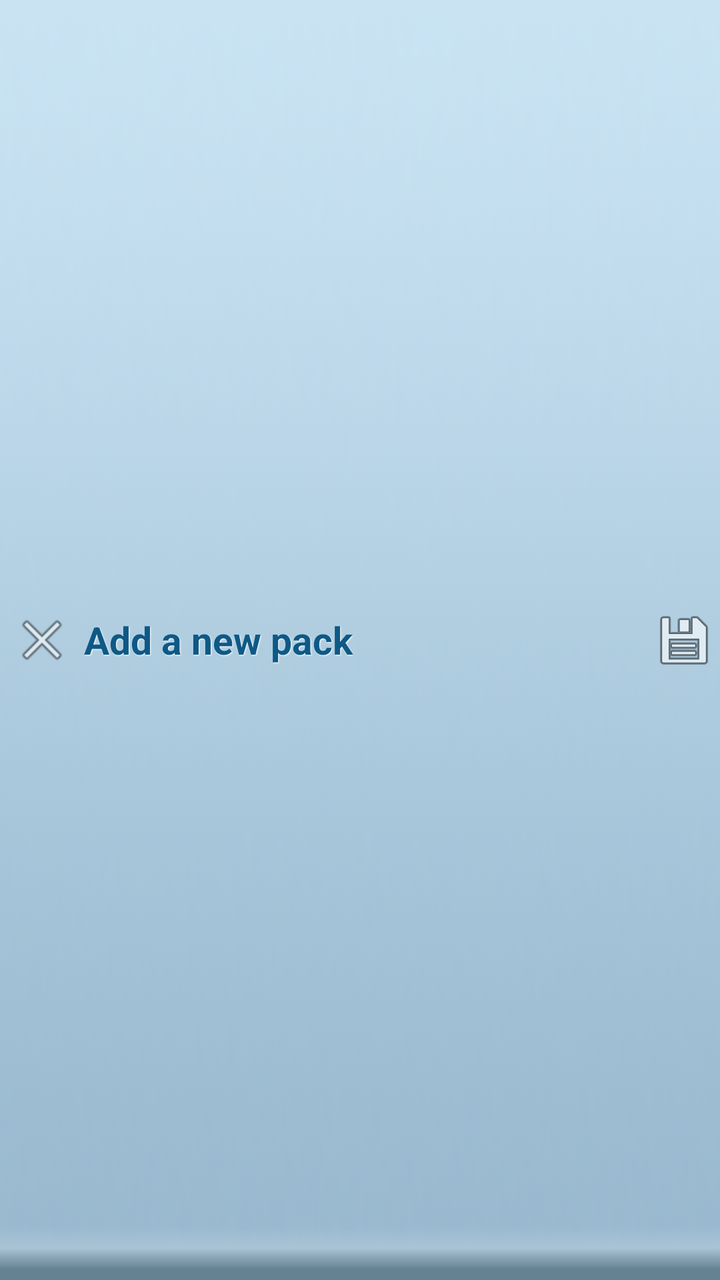
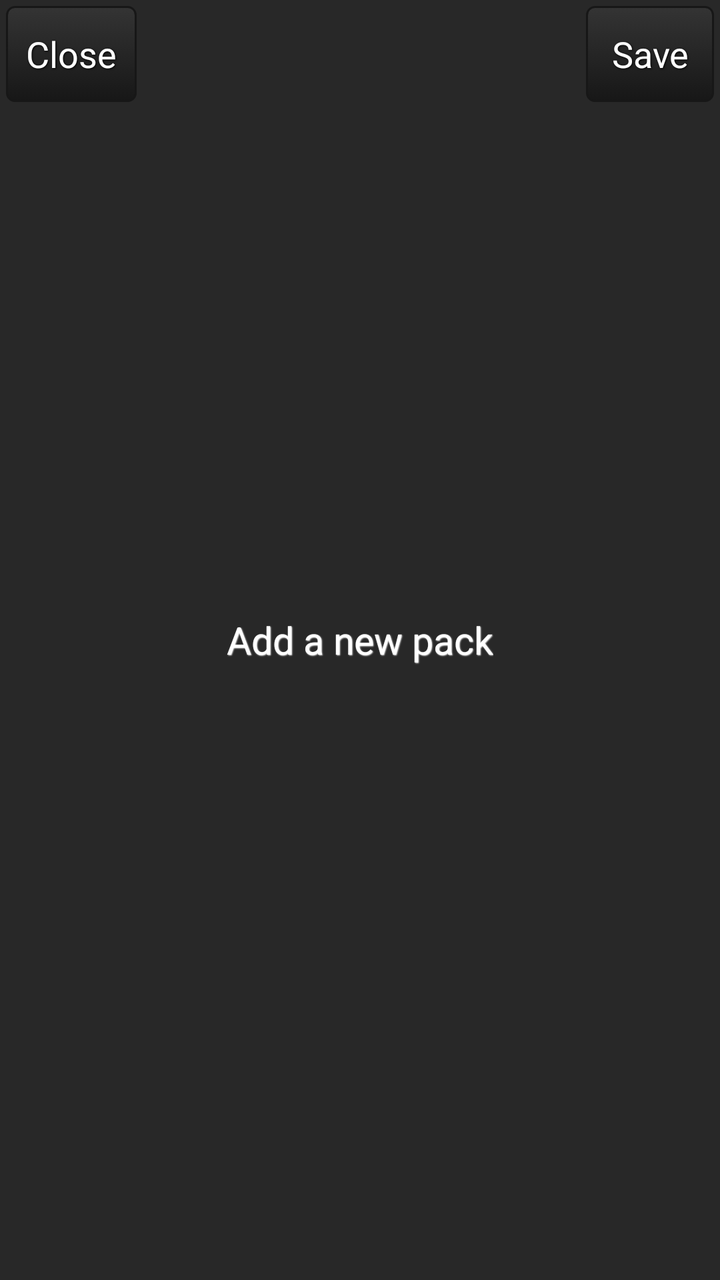

Compare the two renders of this Android layout. The source of the first and the diff that turns it into the second are given below.
<!-- AndroidManifest.xml: application theme AppTheme -->
<!-- res/layout/dialog_header.xml -->
<?xml version="1.0" encoding="utf-8"?>
<RelativeLayout xmlns:android="http://schemas.android.com/apk/res/android"
	android:id="@+id/main_relativelayout_header" 
  	android:layout_width="fill_parent" 
  	android:layout_height="40dip"
  	android:background="@drawable/dialog_head_bg">
  	
    <ImageView
    	android:id="@+id/dialog_head_close_btn"
  		android:layout_width="wrap_content"
		android:layout_height="wrap_content"
		android:layout_centerVertical="true"
		android:layout_alignParentLeft="true"
		android:layout_marginLeft="5.0dip"
		android:src="@android:drawable/ic_menu_close_clear_cancel"/>
    
    <TextView 
        android:id="@+id/main_head_title"
        style="@style/dialog_head_title"
		android:layout_toRightOf="@id/dialog_head_close_btn"
		android:layout_centerVertical="true"
		android:layout_marginLeft="5.0dip"
		android:text="Add a new pack"/>
	
   	<ProgressBar 
		android:id="@+id/main_head_progress" 
		style="@style/loading_small"
		android:layout_toRightOf="@id/main_head_title"
		android:layout_centerVertical="true"
		android:layout_marginLeft="5.0dip"
		android:visibility="gone"/>
    
    <ImageView
    	android:id="@+id/dialog_head_save_btn"
  		android:layout_width="wrap_content"
		android:layout_height="wrap_content"
		android:layout_centerVertical="true"
		android:layout_alignParentRight="true"
		android:layout_marginRight="2.0dip"
		android:background="@android:drawable/ic_menu_save"/>
</RelativeLayout>
<!-- resources referenced by this layout -->
<resources>
  <!-- drawable dialog_head_bg: png bitmap (drawable, 7473 bytes) -->
  <style name="dialog_head_title">
          <item name="android:layout_width">wrap_content</item>
  		<item name="android:layout_height">wrap_content</item>
  		<item name="android:textSize">@dimen/text_size_19</item>
  		<item name="android:textColor">@color/dialog_head_text</item>
  		<item name="android:textStyle">bold</item>
  		<item name="android:shadowColor">#ffffffff</item>
  		<item name="android:shadowDx">1</item>
  		<item name="android:shadowDy">1</item>
  		<item name="android:shadowRadius">1</item>
      </style>
  <style name="loading_small" parent="@android:style/Widget.ProgressBar.Small">
  		<item name="android:indeterminateDrawable">@anim/loading</item>
  		<item name="android:layout_width">21dip</item> 
  		<item name="android:layout_height">21dip</item>
  		<item name="android:layout_gravity">center_vertical</item>
  	</style>
  <style name="AppTheme" parent="AppBaseTheme">
          
      </style>
  <dimen name="text_size_19">19.0dip</dimen>
  <color name="dialog_head_text">#0e5986</color>
  <style name="AppBaseTheme" parent="android:Theme.Light">
          
      </style>
</resources>

<!-- the commit's change to res/layout/dialog_header.xml (unified diff, before → after) -->
@@ -1,41 +1,34 @@
 <?xml version="1.0" encoding="utf-8"?>
-<RelativeLayout xmlns:android="http://schemas.android.com/apk/res/android"
+<FrameLayout xmlns:android="http://schemas.android.com/apk/res/android"
 	android:id="@+id/main_relativelayout_header" 
-  	android:layout_width="fill_parent" 
+  	android:layout_width="fill_parent"
   	android:layout_height="40dip"
   	android:background="@drawable/dialog_head_bg">
   	
-    <ImageView
+    <Button
     	android:id="@+id/dialog_head_close_btn"
   		android:layout_width="wrap_content"
 		android:layout_height="wrap_content"
-		android:layout_centerVertical="true"
-		android:layout_alignParentLeft="true"
+        android:layout_gravity="left"
 		android:layout_marginLeft="5.0dip"
-		android:src="@android:drawable/ic_menu_close_clear_cancel"/>
+        android:background="@drawable/blackbutton"
+        style="@style/BlackButtonText"
+        android:text="Close"/>
     
-    <TextView 
-        android:id="@+id/main_head_title"
+    <TextView
+        android:id="@+id/dialog_title"
         style="@style/dialog_head_title"
-		android:layout_toRightOf="@id/dialog_head_close_btn"
-		android:layout_centerVertical="true"
-		android:layout_marginLeft="5.0dip"
+		android:layout_gravity="center"
 		android:text="Add a new pack"/>
-	
-   	<ProgressBar 
-		android:id="@+id/main_head_progress" 
-		style="@style/loading_small"
-		android:layout_toRightOf="@id/main_head_title"
-		android:layout_centerVertical="true"
-		android:layout_marginLeft="5.0dip"
-		android:visibility="gone"/>
+
     
-    <ImageView
+    <Button
     	android:id="@+id/dialog_head_save_btn"
   		android:layout_width="wrap_content"
 		android:layout_height="wrap_content"
-		android:layout_centerVertical="true"
-		android:layout_alignParentRight="true"
-		android:layout_marginRight="2.0dip"
-		android:background="@android:drawable/ic_menu_save"/>
-</RelativeLayout>
+        android:layout_gravity="right"
+		android:layout_marginRight="5.0dip"
+        android:background="@drawable/blackbutton"
+        style="@style/BlackButtonText"
+		android:text="Save"/>
+</FrameLayout>
<!-- resource entries referenced after the edit -->
@@ -1,28 +1,73 @@
 <!-- resources referenced by this layout -->
 <resources>
-  <!-- drawable dialog_head_bg: png bitmap (drawable, 7473 bytes) -->
+  <!-- drawable blackbutton (drawable) -->
+  <?xml version="1.0" encoding="utf-8"?>
+  <selector xmlns:android="http://schemas.android.com/apk/res/android">
+      <item android:state_pressed="true" >
+          <shape>
+              <solid
+                      android:color="#343434" />
+              <stroke
+                      android:width="1dp"
+                      android:color="#171717" />
+              <corners
+                      android:radius="3dp" />
+              <padding
+                      android:left="10dp"
+                      android:top="5dp"
+                      android:right="10dp"
+                      android:bottom="5dp" />
+          </shape>
+      </item>
+      <item>
+          <shape>
+              <gradient
+                      android:startColor="#343434"
+                      android:endColor="#171717"
+                      android:angle="270" />
+              <stroke
+                      android:width="1dp"
+                      android:color="#171717" />
+              <corners
+                      android:radius="4dp" />
+              <padding
+                      android:left="10dp"
+                      android:top="5dp"
+                      android:right="10dp"
+                      android:bottom="5dp" />
+          </shape>
+      </item>
+  </selector>
+  <!-- drawable dialog_head_bg: png bitmap (drawable, 1343 bytes) -->
+  <style name="BlackButtonText">
+          <item name="android:layout_width">fill_parent</item>
+          <item name="android:layout_height">wrap_content</item>
+          <item name="android:textColor">#ffffff</item>
+          <item name="android:gravity">center</item>
+          <item name="android:layout_margin">3dp</item>
+          <item name="android:textSize">18dp</item>
+          <item name="android:textStyle">normal</item>
+          <item name="android:shadowColor">#000000</item>
+          <item name="android:shadowDx">1</item>
+          <item name="android:shadowDy">1</item>
+          <item name="android:shadowRadius">2</item>
+      </style>
   <style name="dialog_head_title">
           <item name="android:layout_width">wrap_content</item>
   		<item name="android:layout_height">wrap_content</item>
   		<item name="android:textSize">@dimen/text_size_19</item>
   		<item name="android:textColor">@color/dialog_head_text</item>
-  		<item name="android:textStyle">bold</item>
+  		<item name="android:textStyle">normal</item>
   		<item name="android:shadowColor">#ffffffff</item>
   		<item name="android:shadowDx">1</item>
   		<item name="android:shadowDy">1</item>
   		<item name="android:shadowRadius">1</item>
       </style>
-  <style name="loading_small" parent="@android:style/Widget.ProgressBar.Small">
-  		<item name="android:indeterminateDrawable">@anim/loading</item>
-  		<item name="android:layout_width">21dip</item> 
-  		<item name="android:layout_height">21dip</item>
-  		<item name="android:layout_gravity">center_vertical</item>
-  	</style>
   <style name="AppTheme" parent="AppBaseTheme">
           
       </style>
   <dimen name="text_size_19">19.0dip</dimen>
-  <color name="dialog_head_text">#0e5986</color>
+  <color name="dialog_head_text">#FFFFFF</color>
   <style name="AppBaseTheme" parent="android:Theme.Light">
           
       </style>
